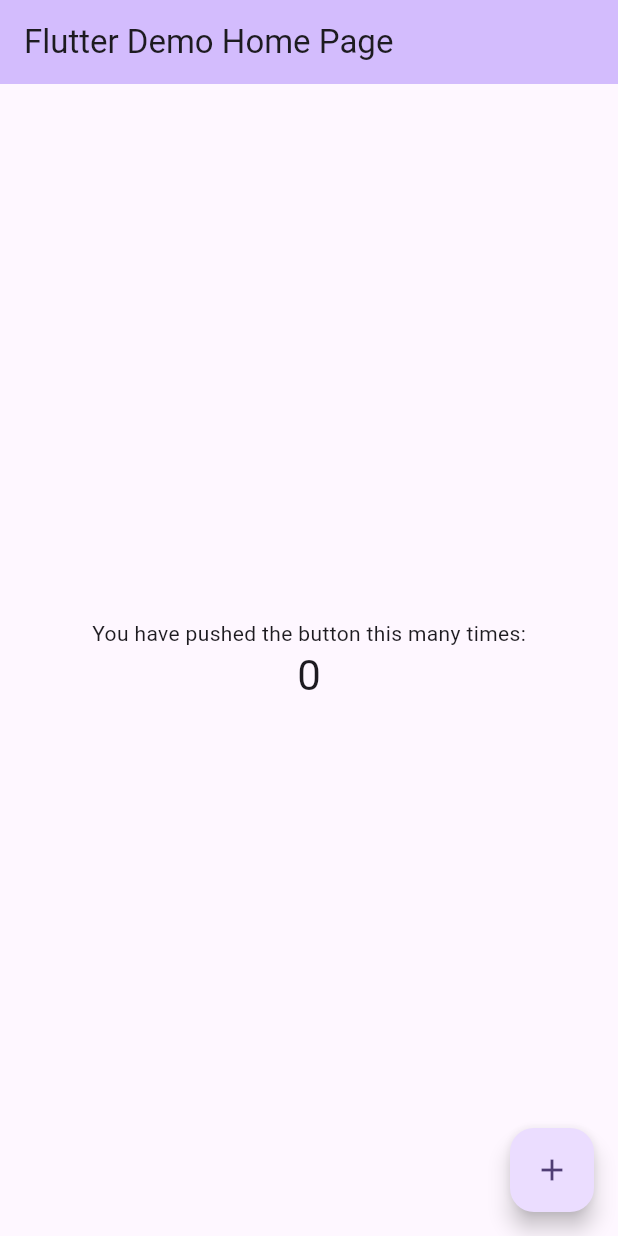
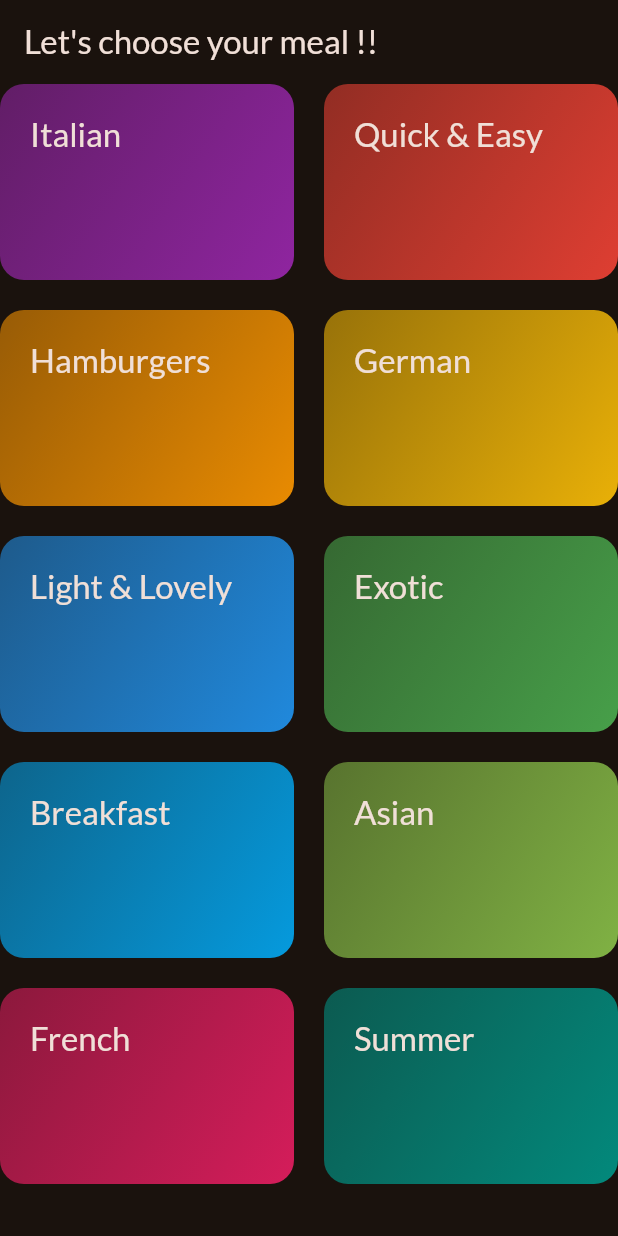
Before and after one commit to vucongtuananh/meals-app, a Flutter app: the screen it shows after launch, on a phone screen of 412 x 824 dp. Run offline on Flutter 3.47's test engine with Material 2 defaults, Android fonts, the phone set to English and light mode, and no system bars; our stand-ins replace google_fonts.

Commit message:
done create categories-screen

```diff
--- /dev/null
+++ b/lib/data/dummy_data.dart
@@ -0,0 +1,55 @@
+import 'package:flutter/material.dart';
+import 'package:meals_app/models/category.dart';
+
+const availableCategories = [
+  Category(
+    id: 'c1',
+    title: 'Italian',
+    color: Colors.purple,
+  ),
+  Category(
+    id: 'c2',
+    title: 'Quick & Easy',
+    color: Colors.red,
+  ),
+  Category(
+    id: 'c3',
+    title: 'Hamburgers',
+    color: Colors.orange,
+  ),
+  Category(
+    id: 'c4',
+    title: 'German',
+    color: Colors.amber,
+  ),
+  Category(
+    id: 'c5',
+    title: 'Light & Lovely',
+    color: Colors.blue,
+  ),
+  Category(
+    id: 'c6',
+    title: 'Exotic',
+    color: Colors.green,
+  ),
+  Category(
+    id: 'c7',
+    title: 'Breakfast',
+    color: Colors.lightBlue,
+  ),
+  Category(
+    id: 'c8',
+    title: 'Asian',
+    color: Colors.lightGreen,
+  ),
+  Category(
+    id: 'c9',
+    title: 'French',
+    color: Colors.pink,
+  ),
+  Category(
+    id: 'c10',
+    title: 'Summer',
+    color: Colors.teal,
+  ),
+];
--- a/lib/main.dart
+++ b/lib/main.dart
@@ -1,125 +1,28 @@
 import 'package:flutter/material.dart';
+import 'package:google_fonts/google_fonts.dart';
+import 'package:meals_app/screens/categories_screen.dart';
+
+final theme = ThemeData(
+    useMaterial3: true,
+    colorScheme: ColorScheme.fromSeed(
+      brightness: Brightness.dark,
+      seedColor: const Color.fromARGB(255, 131, 57, 0),
+    ),
+    textTheme: GoogleFonts.latoTextTheme());
 
 void main() {
-  runApp(const MyApp());
+  runApp(const App());
 }
 
-class MyApp extends StatelessWidget {
-  const MyApp({super.key});
+class App extends StatelessWidget {
+  const App({super.key});
 
-  // This widget is the root of your application.
   @override
   Widget build(BuildContext context) {
     return MaterialApp(
-      title: 'Flutter Demo',
-      theme: ThemeData(
-        // This is the theme of your application.
-        //
-        // TRY THIS: Try running your application with "flutter run". You'll see
-        // the application has a blue toolbar. Then, without quitting the app,
-        // try changing the seedColor in the colorScheme below to Colors.green
-        // and then invoke "hot reload" (save your changes or press the "hot
-        // reload" button in a Flutter-supported IDE, or press "r" if you used
-        // the command line to start the app).
-        //
-        // Notice that the counter didn't reset back to zero; the application
-        // state is not lost during the reload. To reset the state, use hot
-        // restart instead.
-        //
-        // This works for code too, not just values: Most code changes can be
-        // tested with just a hot reload.
-        colorScheme: ColorScheme.fromSeed(seedColor: Colors.deepPurple),
-        useMaterial3: true,
-      ),
-      home: const MyHomePage(title: 'Flutter Demo Home Page'),
+      debugShowCheckedModeBanner: false,
+      theme: theme,
+      home: const CategoriesScreen(),
     );
   }
 }
-
-class MyHomePage extends StatefulWidget {
-  const MyHomePage({super.key, required this.title});
-
-  // This widget is the home page of your application. It is stateful, meaning
-  // that it has a State object (defined below) that contains fields that affect
-  // how it looks.
-
-  // This class is the configuration for the state. It holds the values (in this
-  // case the title) provided by the parent (in this case the App widget) and
-  // used by the build method of the State. Fields in a Widget subclass are
-  // always marked "final".
-
-  final String title;
-
-  @override
-  State<MyHomePage> createState() => _MyHomePageState();
-}
-
-class _MyHomePageState extends State<MyHomePage> {
-  int _counter = 0;
-
-  void _incrementCounter() {
-    setState(() {
-      // This call to setState tells the Flutter framework that something has
-      // changed in this State, which causes it to rerun the build method below
-      // so that the display can reflect the updated values. If we changed
-      // _counter without calling setState(), then the build method would not be
-      // called again, and so nothing would appear to happen.
-      _counter++;
-    });
-  }
-
-  @override
-  Widget build(BuildContext context) {
-    // This method is rerun every time setState is called, for instance as done
-    // by the _incrementCounter method above.
-    //
-    // The Flutter framework has been optimized to make rerunning build methods
-    // fast, so that you can just rebuild anything that needs updating rather
-    // than having to individually change instances of widgets.
-    return Scaffold(
-      appBar: AppBar(
-        // TRY THIS: Try changing the color here to a specific color (to
-        // Colors.amber, perhaps?) and trigger a hot reload to see the AppBar
-        // change color while the other colors stay the same.
-        backgroundColor: Theme.of(context).colorScheme.inversePrimary,
-        // Here we take the value from the MyHomePage object that was created by
-        // the App.build method, and use it to set our appbar title.
-        title: Text(widget.title),
-      ),
-      body: Center(
-        // Center is a layout widget. It takes a single child and positions it
-        // in the middle of the parent.
-        child: Column(
-          // Column is also a layout widget. It takes a list of children and
-          // arranges them vertically. By default, it sizes itself to fit its
-          // children horizontally, and tries to be as tall as its parent.
-          //
-          // Column has various properties to control how it sizes itself and
-          // how it positions its children. Here we use mainAxisAlignment to
-          // center the children vertically; the main axis here is the vertical
-          // axis because Columns are vertical (the cross axis would be
-          // horizontal).
-          //
-          // TRY THIS: Invoke "debug painting" (choose the "Toggle Debug Paint"
-          // action in the IDE, or press "p" in the console), to see the
-          // wireframe for each widget.
-          mainAxisAlignment: MainAxisAlignment.center,
-          children: <Widget>[
-            const Text(
-              'You have pushed the button this many times:',
-            ),
-            Text(
-              '$_counter',
-              style: Theme.of(context).textTheme.headlineMedium,
-            ),
-          ],
-        ),
-      ),
-      floatingActionButton: FloatingActionButton(
-        onPressed: _incrementCounter,
-        tooltip: 'Increment',
-        child: const Icon(Icons.add),
-      ), // This trailing comma makes auto-formatting nicer for build methods.
-    );
-  }
-}
--- /dev/null
+++ b/lib/models/category.dart
@@ -0,0 +1,12 @@
+import 'package:flutter/material.dart';
+
+class Category {
+  const Category(
+      {required this.id,
+      required this.title,
+      this.color = Colors.yellowAccent});
+
+  final String id;
+  final String title;
+  final Color color;
+}
--- /dev/null
+++ b/lib/screens/categories_screen.dart
@@ -0,0 +1,25 @@
+import 'package:flutter/material.dart';
+import 'package:meals_app/data/dummy_data.dart';
+import 'package:meals_app/widgets/category_grid_items.dart';
+
+class CategoriesScreen extends StatelessWidget {
+  const CategoriesScreen({super.key});
+
+  @override
+  Widget build(BuildContext context) {
+    return Scaffold(
+      appBar: AppBar(
+        title: const Text("Let's choose your meal !!"),
+      ),
+      body: GridView(
+          gridDelegate: const SliverGridDelegateWithFixedCrossAxisCount(
+              crossAxisCount: 2,
+              childAspectRatio: 1.5,
+              crossAxisSpacing: 20,
+              mainAxisSpacing: 20),
+          children: availableCategories.map((e) {
+            return CategoryGridItem(category: e);
+          }).toList()),
+    );
+  }
+}
--- /dev/null
+++ b/lib/widgets/category_grid_items.dart
@@ -0,0 +1,33 @@
+import 'package:flutter/material.dart';
+import 'package:meals_app/models/category.dart';
+
+class CategoryGridItem extends StatelessWidget {
+  const CategoryGridItem({super.key, required this.category});
+
+  final Category category;
+
+  @override
+  Widget build(BuildContext context) {
+    return InkWell(
+      onTap: () {},
+      splashColor: Theme.of(context).primaryColor,
+      borderRadius: BorderRadius.circular(16),
+      child: Container(
+        padding: const EdgeInsets.all(20),
+        decoration: BoxDecoration(
+            borderRadius: BorderRadius.circular(16),
+            gradient: LinearGradient(colors: [
+              category.color.withOpacity(0.55),
+              category.color.withOpacity(0.9),
+            ], begin: Alignment.topLeft, end: Alignment.bottomRight)),
+        child: Text(
+          category.title,
+          style: Theme.of(context)
+              .textTheme
+              .titleLarge!
+              .copyWith(color: Theme.of(context).colorScheme.onBackground),
+        ),
+      ),
+    );
+  }
+}
--- a/pubspec.yaml
+++ b/pubspec.yaml
@@ -35,6 +35,7 @@ dependencies:
   # The following adds the Cupertino Icons font to your application.
   # Use with the CupertinoIcons class for iOS style icons.
   cupertino_icons: ^1.0.2
+  google_fonts: ^4.0.4
 
 dev_dependencies:
   flutter_test:
```
Also changed, not shown: pubspec.lock, 2 other files.
